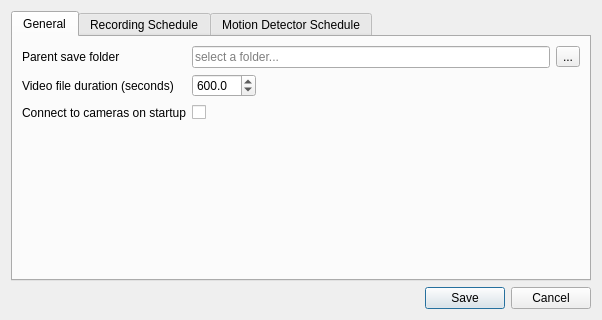
First picture: the form in Source/IpFreelyPreferencesDialog.ui, repository dac1976/IP-Freely, before the edit.
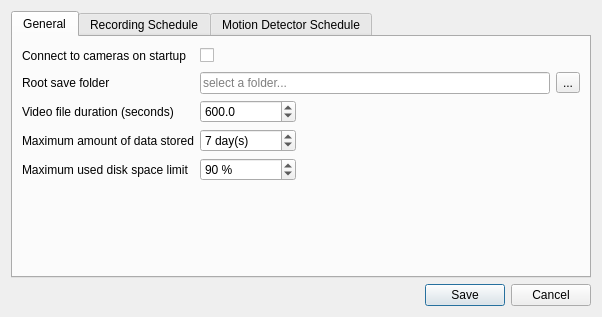
Second picture: the form after the edit.

Commit message: Updated label names and added disk management preferences

What changed in the file:
```diff
--- a/Source/IpFreelyPreferencesDialog.ui
+++ b/Source/IpFreelyPreferencesDialog.ui
@@ -7,7 +7,7 @@
     <x>0</x>
     <y>0</y>
     <width>600</width>
-    <height>320</height>
+    <height>317</height>
    </rect>
   </property>
   <property name="minimumSize">
@@ -45,14 +45,14 @@
        <string>General</string>
       </attribute>
       <layout class="QFormLayout" name="formLayout_2">
-       <item row="0" column="0">
-        <widget class="QLabel" name="label">
+       <item row="1" column="0">
+        <widget class="QLabel" name="rootSaveFolderLabel">
          <property name="text">
-          <string>Parent save folder</string>
+          <string>Root save folder</string>
          </property>
         </widget>
        </item>
-       <item row="0" column="1">
+       <item row="1" column="1">
         <layout class="QHBoxLayout" name="horizontalLayout">
          <item>
           <widget class="QLineEdit" name="saveFolderPathLineEdit">
@@ -76,17 +76,23 @@
          </item>
         </layout>
        </item>
-       <item row="1" column="0">
-        <widget class="QLabel" name="label_2">
+       <item row="2" column="0">
+        <widget class="QLabel" name="videoFileDurationLabel">
          <property name="text">
           <string>Video file duration (seconds)</string>
          </property>
         </widget>
        </item>
-       <item row="1" column="1">
+       <item row="2" column="1">
         <layout class="QHBoxLayout" name="horizontalLayout_2">
          <item>
           <widget class="QDoubleSpinBox" name="fileDurationDoubleSpinBox">
+           <property name="minimumSize">
+            <size>
+             <width>96</width>
+             <height>0</height>
+            </size>
+           </property>
            <property name="toolTip">
             <string>Set the file duration.</string>
            </property>
@@ -119,14 +125,14 @@
          </item>
         </layout>
        </item>
-       <item row="2" column="0">
-        <widget class="QLabel" name="label_3">
+       <item row="0" column="0">
+        <widget class="QLabel" name="connectOnStartupLabel">
          <property name="text">
           <string>Connect to cameras on startup</string>
          </property>
         </widget>
        </item>
-       <item row="2" column="1">
+       <item row="0" column="1">
         <layout class="QHBoxLayout" name="horizontalLayout_3">
          <item>
           <widget class="QCheckBox" name="connectOnStartupCheckBox">
@@ -153,6 +159,101 @@
          </item>
         </layout>
        </item>
+       <item row="3" column="0">
+        <widget class="QLabel" name="numDaysToKeepLabel">
+         <property name="text">
+          <string>Maximum amount of data stored</string>
+         </property>
+        </widget>
+       </item>
+       <item row="3" column="1">
+        <layout class="QHBoxLayout" name="horizontalLayout_6">
+         <item>
+          <widget class="QSpinBox" name="maxDaysOfDataSpinBox">
+           <property name="minimumSize">
+            <size>
+             <width>96</width>
+             <height>0</height>
+            </size>
+           </property>
+           <property name="toolTip">
+            <string>&lt;html&gt;&lt;head/&gt;&lt;body&gt;&lt;p&gt;Specify the maximum number of days of data to store on disk.&lt;/p&gt;&lt;p&gt;Once the stored data surpasses this limit the oldest days' data is deleted until the remaining data is within the set limit.&lt;/p&gt;&lt;p&gt;If at anytime the amount of data stored is greater than the disk space limit then the oldest data will be deleted until disk usage is reduced to within the defined limit. This happens evenif there is fewer than the defined amount of days' of data.&lt;/p&gt;&lt;/body&gt;&lt;/html&gt;</string>
+           </property>
+           <property name="suffix">
+            <string> day(s)</string>
+           </property>
+           <property name="minimum">
+            <number>1</number>
+           </property>
+           <property name="maximum">
+            <number>500</number>
+           </property>
+           <property name="value">
+            <number>7</number>
+           </property>
+          </widget>
+         </item>
+         <item>
+          <spacer name="horizontalSpacer_3">
+           <property name="orientation">
+            <enum>Qt::Horizontal</enum>
+           </property>
+           <property name="sizeHint" stdset="0">
+            <size>
+             <width>40</width>
+             <height>20</height>
+            </size>
+           </property>
+          </spacer>
+         </item>
+        </layout>
+       </item>
+       <item row="4" column="0">
+        <widget class="QLabel" name="diskLimitPercentUsedLabel">
+         <property name="text">
+          <string>Maximum used disk space limit</string>
+         </property>
+        </widget>
+       </item>
+       <item row="4" column="1">
+        <layout class="QHBoxLayout" name="horizontalLayout_7">
+         <item>
+          <widget class="QSpinBox" name="percentDiskUsedSpinBox">
+           <property name="minimumSize">
+            <size>
+             <width>96</width>
+             <height>0</height>
+            </size>
+           </property>
+           <property name="toolTip">
+            <string>&lt;html&gt;&lt;head/&gt;&lt;body&gt;&lt;p&gt;The maximum amount of disk space that can be used before the app starts deleting its oldest stored data regardless of any other disk management limits.&lt;/p&gt;&lt;/body&gt;&lt;/html&gt;</string>
+           </property>
+           <property name="suffix">
+            <string> %</string>
+           </property>
+           <property name="maximum">
+            <number>100</number>
+           </property>
+           <property name="value">
+            <number>90</number>
+           </property>
+          </widget>
+         </item>
+         <item>
+          <spacer name="horizontalSpacer_5">
+           <property name="orientation">
+            <enum>Qt::Horizontal</enum>
+           </property>
+           <property name="sizeHint" stdset="0">
+            <size>
+             <width>40</width>
+             <height>20</height>
+            </size>
+           </property>
+          </spacer>
+         </item>
+        </layout>
+       </item>
       </layout>
      </widget>
      <widget class="QWidget" name="scheduleTab">
```
Left out of the diff: 4 changed lines with no effect on the pictures. The commit also changes 6 other files.
